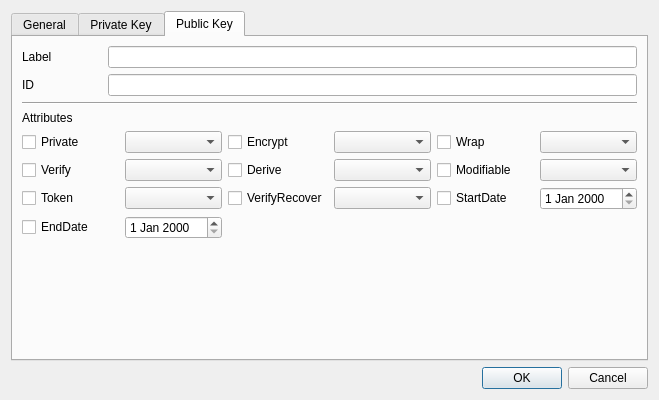
Above: CryptokiMan/import_pri_key_dlg.ui from jykim74/CryptokiMan before the change. Below: the same form after it.
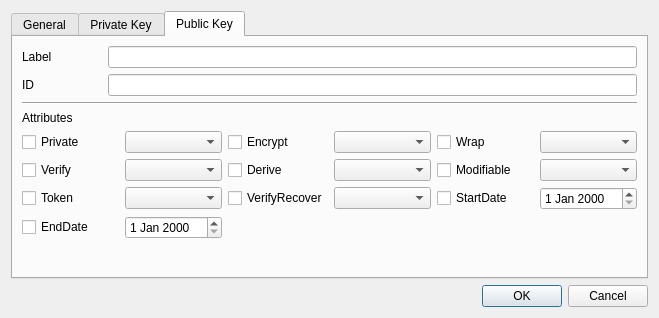
That is the form after the change.

Commit message: UI 개선

Diff of the .ui file:
```diff
--- a/CryptokiMan/import_pri_key_dlg.ui
+++ b/CryptokiMan/import_pri_key_dlg.ui
@@ -7,7 +7,7 @@
     <x>0</x>
     <y>0</y>
     <width>659</width>
-    <height>400</height>
+    <height>304</height>
    </rect>
   </property>
   <property name="windowTitle">
```
The commit also changes 3 other files.
